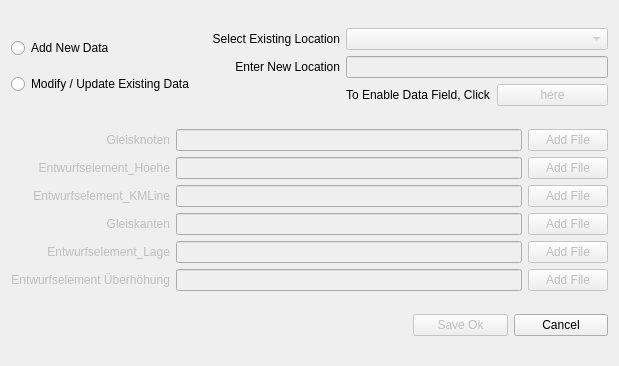
Qt form AutoCADDB/uploadnewdata.ui (DB-Netz-AutomatedPlanning/AutoPlan-QT) before a commit.
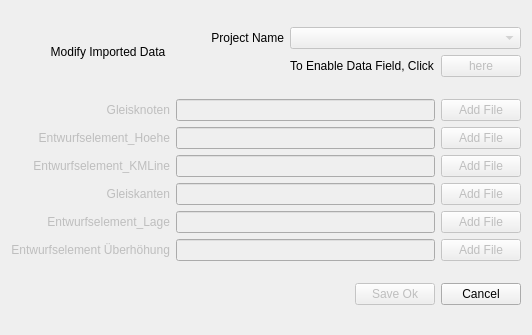
The same form after that commit.

Commit message:
Fixing issues of getting project paths, data objects, import, export, modify import, and connection with csharp applications
Fixing issues of getting project paths as well as getting segment objects from the data file

Diff of the .ui file:
```diff
--- a/AutoCADDB/uploadnewdata.ui
+++ b/AutoCADDB/uploadnewdata.ui
@@ -6,51 +6,28 @@
    <rect>
     <x>0</x>
     <y>0</y>
-    <width>619</width>
-    <height>366</height>
+    <width>532</width>
+    <height>335</height>
    </rect>
   </property>
   <property name="windowTitle">
    <string>Dialog</string>
   </property>
   <layout class="QGridLayout" name="gridLayout_3">
-   <item row="0" column="0">
-    <layout class="QVBoxLayout" name="verticalLayout">
+   <item row="0" column="0" colspan="2">
+    <layout class="QHBoxLayout" name="horizontalLayout_2">
      <item>
-      <widget class="QRadioButton" name="radioAddNew">
+      <widget class="QLabel" name="label">
        <property name="text">
-        <string>Add New Data</string>
+        <string>Modify Imported Data</string>
        </property>
-      </widget>
-     </item>
-     <item>
-      <widget class="QRadioButton" name="radioModify">
-       <property name="text">
-        <string>Modify / Update Existing Data</string>
+       <property name="alignment">
+        <set>Qt::AlignCenter</set>
        </property>
       </widget>
      </item>
-    </layout>
-   </item>
-   <item row="0" column="1" colspan="2">
+     <item>
     <layout class="QGridLayout" name="gridLayout_2">
-     <item row="4" column="1">
-      <widget class="QLabel" name="lblEnableData">
-       <property name="text">
-        <string>To Enable Data Field, Click</string>
-       </property>
-      </widget>
-     </item>
-     <item row="2" column="0">
-      <widget class="QLabel" name="lblLocation">
-       <property name="text">
-        <string>Enter New Location</string>
-       </property>
-       <property name="alignment">
-        <set>Qt::AlignRight|Qt::AlignTrailing|Qt::AlignVCenter</set>
-       </property>
-      </widget>
-     </item>
      <item row="0" column="1" colspan="2">
       <widget class="QComboBox" name="comboBox">
        <property name="enabled">
@@ -61,7 +38,7 @@
        </property>
       </widget>
      </item>
-     <item row="4" column="2">
+       <item row="3" column="2">
       <widget class="QPushButton" name="btnClickHere">
        <property name="enabled">
         <bool>false</bool>
@@ -71,26 +48,28 @@
        </property>
       </widget>
      </item>
+       <item row="3" column="1">
+        <widget class="QLabel" name="lblEnableData">
+         <property name="text">
+          <string>To Enable Data Field, Click</string>
+         </property>
+        </widget>
+       </item>
      <item row="0" column="0">
       <widget class="QLabel" name="lblSelection">
        <property name="text">
-        <string>Select Existing Location</string>
+          <string>Project Name</string>
        </property>
        <property name="alignment">
         <set>Qt::AlignRight|Qt::AlignTrailing|Qt::AlignVCenter</set>
        </property>
       </widget>
      </item>
-     <item row="2" column="1" colspan="2">
-      <widget class="QLineEdit" name="lineEditLocation">
-       <property name="enabled">
-        <bool>false</bool>
-       </property>
-      </widget>
+      </layout>
      </item>
     </layout>
    </item>
-   <item row="1" column="0" colspan="3">
+   <item row="1" column="0" colspan="2">
     <layout class="QGridLayout" name="gridLayout">
      <item row="5" column="0">
       <widget class="QLabel" name="lblUberhohung">
@@ -274,7 +253,7 @@
      </item>
     </layout>
    </item>
-   <item row="2" column="0" colspan="2">
+   <item row="2" column="0">
     <spacer name="horizontalSpacer">
      <property name="orientation">
       <enum>Qt::Horizontal</enum>
@@ -287,7 +266,7 @@
      </property>
     </spacer>
    </item>
-   <item row="2" column="2">
+   <item row="2" column="1">
     <layout class="QHBoxLayout" name="horizontalLayout">
      <item>
       <widget class="QPushButton" name="btnOK">
```
Lines whose indentation alone changed are shown as unchanged. The commit also changes 17 other files.
